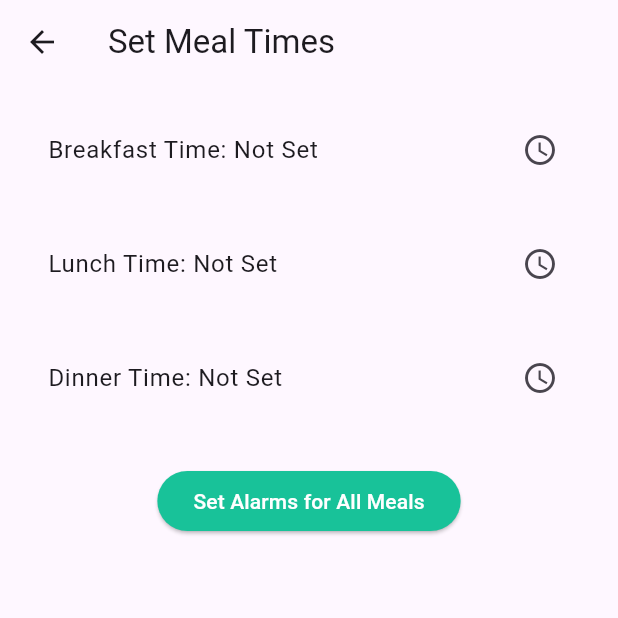
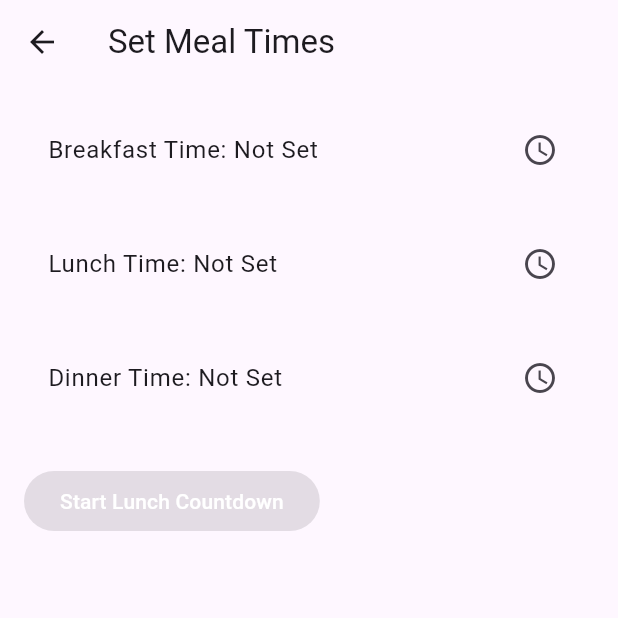
Before and after one commit to shaeakh/Test_Project, a Flutter app: the All_Meal_Times screen opened directly, on a phone screen of 412 x 824 dp, the top half of it. Run offline on Flutter 3.47's test engine with Material 3 defaults, Android fonts, the phone set to English and light mode, and no system bars; our stand-ins replace awesome_notifications, image_picker.

Commit message:
count down feature added

```diff
--- a/lib/pages/All_Meal_Times.dart
+++ b/lib/pages/All_Meal_Times.dart
@@ -1,26 +1,25 @@
 import 'package:flutter/material.dart';
+import 'Count_down.dart';
 
 class All_Meal_Times extends StatefulWidget {
-  const All_Meal_Times({super.key});
+  const All_Meal_Times({Key? key}) : super(key: key);
 
   @override
-  State<All_Meal_Times> createState() => _All_Meal_Times();
+  State<All_Meal_Times> createState() => _All_Meal_TimesState();
 }
 
-class _All_Meal_Times extends State<All_Meal_Times> {
-  // Variables to store the selected times
+class _All_Meal_TimesState extends State<All_Meal_Times> {
   TimeOfDay? breakfastTime;
   TimeOfDay? lunchTime;
   TimeOfDay? dinnerTime;
 
-  // Function to pick time
-  Future<void> _selectTime(BuildContext context, TimeOfDay? initialTime,
-      Function(TimeOfDay) onTimeSelected) async {
+  Future<void> _selectTime(
+      BuildContext context, TimeOfDay? initialTime, Function(TimeOfDay) onTimeSelected) async {
     final TimeOfDay? picked = await showTimePicker(
       context: context,
       initialTime: initialTime ?? TimeOfDay.now(),
     );
-    if (picked != null && picked != initialTime) {
+    if (picked != null) {
       onTimeSelected(picked);
     }
   }
@@ -28,18 +27,14 @@ class _All_Meal_Times extends State<All_Meal_Times> {
   @override
   Widget build(BuildContext context) {
     return Scaffold(
-      appBar: AppBar(
-        title: Text("Set Meal Times"),
-      ),
+      appBar: AppBar(title: Text("Set Meal Times")),
       body: Padding(
         padding: const EdgeInsets.all(16.0),
         child: Column(
-          mainAxisAlignment: MainAxisAlignment.start,
+          crossAxisAlignment: CrossAxisAlignment.start,
           children: [
-            // Breakfast Time Picker
             ListTile(
-              title: Text(
-                  'Breakfast Time: ${breakfastTime?.format(context) ?? "Not Set"}'),
+              title: Text('Breakfast Time: ${breakfastTime?.format(context) ?? "Not Set"}'),
               trailing: Icon(Icons.access_time),
               onTap: () => _selectTime(context, breakfastTime, (pickedTime) {
                 setState(() {
@@ -48,11 +43,8 @@ class _All_Meal_Times extends State<All_Meal_Times> {
               }),
             ),
             SizedBox(height: 20),
-
-            // Lunch Time Picker
             ListTile(
-              title: Text(
-                  'Lunch Time: ${lunchTime?.format(context) ?? "Not Set"}'),
+              title: Text('Lunch Time: ${lunchTime?.format(context) ?? "Not Set"}'),
               trailing: Icon(Icons.access_time),
               onTap: () => _selectTime(context, lunchTime, (pickedTime) {
                 setState(() {
@@ -61,11 +53,8 @@ class _All_Meal_Times extends State<All_Meal_Times> {
               }),
             ),
             SizedBox(height: 20),
-
-            // Dinner Time Picker
             ListTile(
-              title: Text(
-                  'Dinner Time: ${dinnerTime?.format(context) ?? "Not Set"}'),
+              title: Text('Dinner Time: ${dinnerTime?.format(context) ?? "Not Set"}'),
               trailing: Icon(Icons.access_time),
               onTap: () => _selectTime(context, dinnerTime, (pickedTime) {
                 setState(() {
@@ -73,20 +62,20 @@ class _All_Meal_Times extends State<All_Meal_Times> {
                 });
               }),
             ),
-
             SizedBox(height: 30),
             ElevatedButton(
-              style: ElevatedButton.styleFrom(
-                backgroundColor: Color(0xFF18C299), // Set the background color
-              ),
-              onPressed: () {
-                // Handle save or set alarm logic
-              },
-              child: Text(
-                "Set Alarms for All Meals",
-                style: TextStyle(color: Colors.white),
-              ),
-            )
+              style: ElevatedButton.styleFrom(backgroundColor: Color(0xFF18C299)),
+              onPressed: lunchTime != null
+                  ? () {
+                Navigator.of(context).push(
+                  MaterialPageRoute(
+                    builder: (_) => CountDown(lunchTime: lunchTime!),
+                  ),
+                );
+              }
+                  : null,
+              child: Text("Start Lunch Countdown", style: TextStyle(color: Colors.white)),
+            ),
           ],
         ),
       ),
--- a/lib/pages/Prescription_analysis.dart
+++ b/lib/pages/Prescription_analysis.dart
@@ -21,6 +21,8 @@ class _Prescription_AnalysisState extends State<Prescription_Analysis> {
     final Map<String, dynamic> jsonResponse = jsonDecode(widget.responseData);
     return PrescriptionAnalysis.fromJson(jsonResponse);
   }
+
+
 
   @override
   void initState() {
```
Also changed, not shown: lib/pages/Count_down.dart (added, +140 -0 lines), pubspec.lock.
